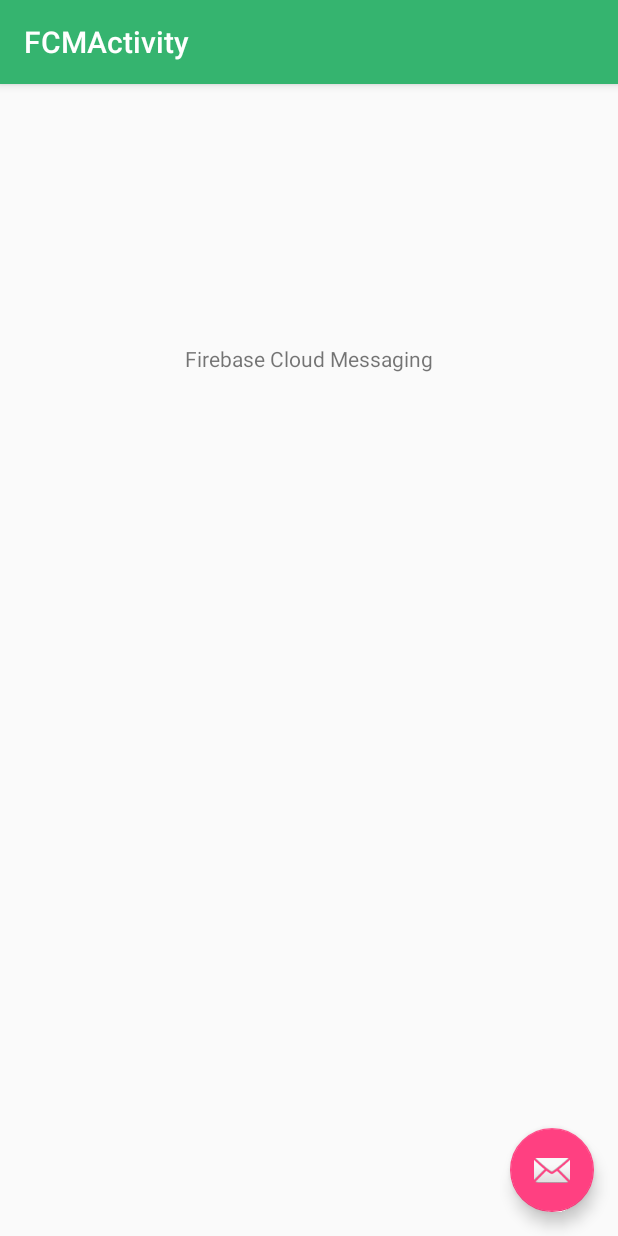
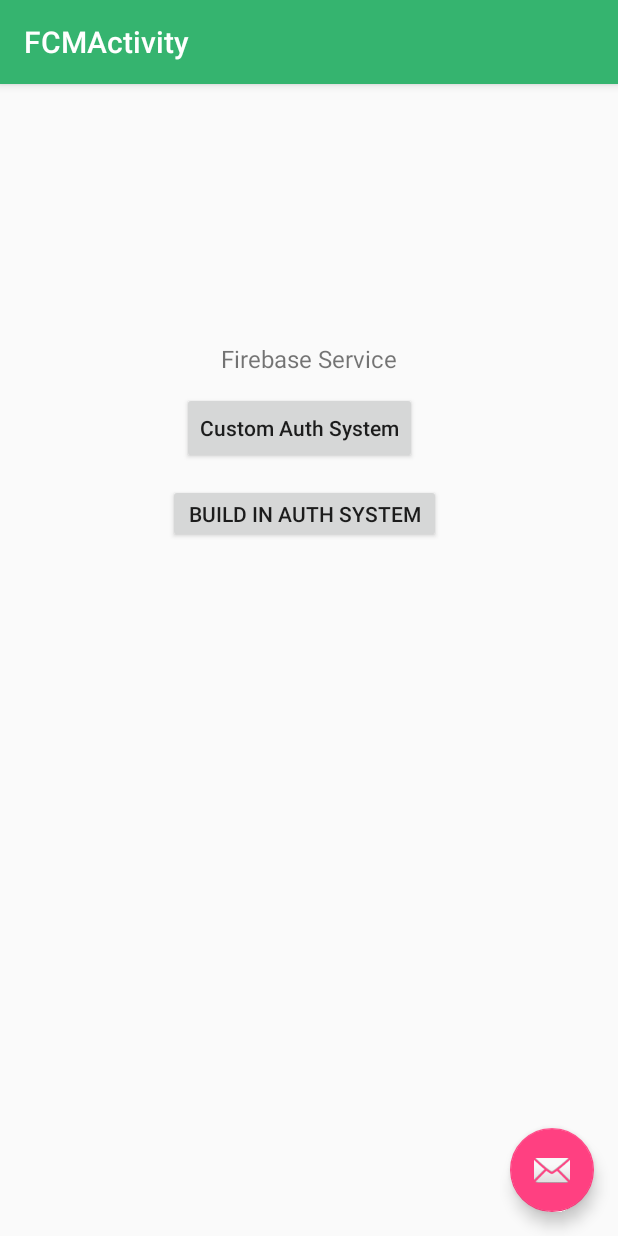
Before and after one commit to almasud/Android-Fundamentals, an Android app: the FirebaseActivity screen opened directly, with no data from a screen before it, on a phone screen of 412 x 824 dp. Run offline under Robolectric (Android 15) with nearby library versions, the phone set to English and light mode, and no system bars.

Commit message:
Add firebase Auth custom sign up and build in sign in.

```diff
--- a/app/build.gradle
+++ b/app/build.gradle
@@ -46,8 +46,10 @@
     implementation 'com.squareup.retrofit2:retrofit:2.5.0'
     implementation 'com.squareup.retrofit2:converter-gson:2.5.0'
     implementation 'com.squareup.picasso:picasso:2.71828'
-    implementation 'com.google.firebase:firebase-core:16.0.9'
-    implementation 'com.google.firebase:firebase-messaging:18.0.0'
+    implementation 'com.google.firebase:firebase-core:17.2.0'
+    implementation 'com.google.firebase:firebase-messaging:20.0.0'
+    implementation 'com.google.firebase:firebase-auth:19.0.0'
+    implementation 'com.firebaseui:firebase-ui-auth:4.3.1'
     testImplementation 'junit:junit:4.12'
     androidTestImplementation 'androidx.test:runner:1.1.0'
     androidTestImplementation 'androidx.test.espresso:espresso-core:3.1.0'
--- a/app/src/main/AndroidManifest.xml
+++ b/app/src/main/AndroidManifest.xml
@@ -18,7 +18,9 @@
         android:roundIcon="@mipmap/ic_launcher_round"
         android:supportsRtl="true"
         android:theme="@style/AppTheme">
-        <activity android:name=".map_location.MapDirectionActivity"></activity>
+        <activity android:name=".firebase_service.BuildInAuthActivity"></activity>
+        <activity android:name=".firebase_service.CustomAuthActivity" />
+        <activity android:name=".map_location.MapDirectionActivity" />
         <activity android:name=".map_location.LocationPermissionActivity" />
         <activity android:name=".map_location.ClusterCurrentNearByPlacesActivity" />
 
@@ -87,7 +89,7 @@
             android:label="@string/title_activity_list_view"
             android:theme="@style/AppTheme.NoActionBar" />
         <activity
-            android:name=".firebase_cloud_messaging.FCMActivity"
+            android:name=".firebase_service.FirebaseActivity"
             android:label="@string/title_activity_fcm"
             android:theme="@style/AppTheme.NoActionBar" />
         <activity
@@ -143,7 +145,7 @@
         <service
             android:name=".service.started_service.BackgroundAudioService"
             android:enabled="true" />
-        <service android:name=".firebase_cloud_messaging.MessageService">
+        <service android:name=".firebase_service.CloudMessaging">
             <intent-filter>
                 <action android:name="com.google.firebase.MESSAGING_EVENT" />
             </intent-filter>
--- a/app/src/main/java/com/example/almasud/fundamental/MainActivity.java
+++ b/app/src/main/java/com/example/almasud/fundamental/MainActivity.java
@@ -20,7 +20,7 @@
 import com.example.almasud.fundamental.camera_app.CameraAppActivity;
 import com.example.almasud.fundamental.content_provider.ContentProviderActivity;
 import com.example.almasud.fundamental.event_handling.EventHandlingActivity;
-import com.example.almasud.fundamental.firebase_cloud_messaging.FCMActivity;
+import com.example.almasud.fundamental.firebase_service.FirebaseActivity;
 import com.example.almasud.fundamental.checkbox_radio_button_spinner.CheckboxRadioButtonSpinnerActivity;
 import com.example.almasud.fundamental.fragment.FragmentActivity;
 import com.example.almasud.fundamental.list_and_recycler_view.ListAndRecyclerViewActivity;
@@ -179,7 +179,7 @@
 
     // Firebase Cloud Messaging (FCM) Activity
     public void activityFCM(View view) {
-        intent = new Intent(MainActivity.this, FCMActivity.class);
+        intent = new Intent(MainActivity.this, FirebaseActivity.class);
         startActivity(intent);
     }
 
--- a/app/src/main/java/com/example/almasud/fundamental/firebase_cloud_messaging/MessageService.java
+++ b/app/src/main/java/com/example/almasud/fundamental/firebase_service/CloudMessaging.java
@@ -1,4 +1,4 @@
-package com.example.almasud.fundamental.firebase_cloud_messaging;
+package com.example.almasud.fundamental.firebase_service;
 
 import android.app.Notification;
 import android.app.NotificationChannel;
@@ -16,7 +16,7 @@
 import java.util.Map;
 import java.util.Random;
 
-public class MessageService extends FirebaseMessagingService {
+public class CloudMessaging extends FirebaseMessagingService {
     @Override
     public void onMessageReceived(RemoteMessage remoteMessage) {
         super.onMessageReceived(remoteMessage);
--- a/app/src/main/java/com/example/almasud/fundamental/firebase_cloud_messaging/FCMActivity.java
+++ b/app/src/main/java/com/example/almasud/fundamental/firebase_service/FirebaseActivity.java
@@ -1,5 +1,6 @@
-package com.example.almasud.fundamental.firebase_cloud_messaging;
+package com.example.almasud.fundamental.firebase_service;
 
+import android.content.Intent;
 import android.os.Bundle;
 import com.google.android.material.floatingactionbutton.FloatingActionButton;
 import com.google.android.material.snackbar.Snackbar;
@@ -9,12 +10,12 @@
 
 import com.example.almasud.fundamental.R;
 
-public class FCMActivity extends AppCompatActivity {
+public class FirebaseActivity extends AppCompatActivity {
 
     @Override
     protected void onCreate(Bundle savedInstanceState) {
         super.onCreate(savedInstanceState);
-        setContentView(R.layout.activity_fcm);
+        setContentView(R.layout.activity_firebase);
         Toolbar toolbar = findViewById(R.id.toolbar);
         setSupportActionBar(toolbar);
 
@@ -28,4 +29,11 @@
         });
     }
 
+    public void activityCustomAuth(View view) {
+        startActivity(new Intent(this, CustomAuthActivity.class));
+    }
+
+    public void activityBuildInAuth(View view) {
+        startActivity(new Intent(this, BuildInAuthActivity.class));
+    }
 }
--- a/app/src/main/res/layout/activity_fcm.xml
+++ b/app/src/main/res/layout/activity_firebase.xml
@@ -4,7 +4,7 @@
     xmlns:tools="http://schemas.android.com/tools"
     android:layout_width="match_parent"
     android:layout_height="match_parent"
-    tools:context=".firebase_cloud_messaging.FCMActivity">
+    tools:context=".firebase_service.FirebaseActivity">
 
     <com.google.android.material.appbar.AppBarLayout
         android:layout_width="match_parent"
@@ -20,7 +20,7 @@
 
     </com.google.android.material.appbar.AppBarLayout>
 
-    <include layout="@layout/content_fcm" />
+    <include layout="@layout/content_firebase" />
 
     <com.google.android.material.floatingactionbutton.FloatingActionButton
         android:id="@+id/fab"
--- a/app/src/main/res/layout/content_fcm.xml
+++ /dev/null
@@ -1,26 +0,0 @@
-<?xml version="1.0" encoding="utf-8"?>
-<androidx.constraintlayout.widget.ConstraintLayout xmlns:android="http://schemas.android.com/apk/res/android"
-    xmlns:app="http://schemas.android.com/apk/res-auto"
-    xmlns:tools="http://schemas.android.com/tools"
-    android:layout_width="match_parent"
-    android:layout_height="match_parent"
-    app:layout_behavior="@string/appbar_scrolling_view_behavior"
-    tools:context=".firebase_cloud_messaging.FCMActivity"
-    tools:showIn="@layout/activity_fcm">
-
-    <TextView
-        android:id="@+id/fcmText"
-        android:layout_width="188dp"
-        android:layout_height="19dp"
-        android:layout_marginStart="111dp"
-        android:layout_marginTop="173dp"
-        android:layout_marginEnd="112dp"
-        android:text="@string/fcm_text"
-        android:textAlignment="center"
-        android:textSize="14sp"
-        app:layout_constraintEnd_toEndOf="parent"
-        app:layout_constraintHorizontal_bias="0.0"
-        app:layout_constraintStart_toStartOf="parent"
-        app:layout_constraintTop_toTopOf="parent" />
-
-</androidx.constraintlayout.widget.ConstraintLayout>
--- /dev/null
+++ b/app/src/main/res/layout/content_firebase.xml
@@ -0,0 +1,53 @@
+<?xml version="1.0" encoding="utf-8"?>
+<androidx.constraintlayout.widget.ConstraintLayout xmlns:android="http://schemas.android.com/apk/res/android"
+    xmlns:app="http://schemas.android.com/apk/res-auto"
+    xmlns:tools="http://schemas.android.com/tools"
+    android:layout_width="match_parent"
+    android:layout_height="match_parent"
+    app:layout_behavior="@string/appbar_scrolling_view_behavior"
+    tools:context=".firebase_service.FirebaseActivity"
+    tools:showIn="@layout/activity_firebase">
+
+    <TextView
+        android:id="@+id/textView_firebase"
+        android:layout_width="188dp"
+        android:layout_height="19dp"
+        android:layout_marginStart="111dp"
+        android:layout_marginTop="172dp"
+        android:layout_marginEnd="112dp"
+        android:text="Firebase Service"
+        android:textAlignment="center"
+        android:textSize="16sp"
+        app:layout_constraintEnd_toEndOf="parent"
+        app:layout_constraintHorizontal_bias="0.0"
+        app:layout_constraintStart_toStartOf="parent"
+        app:layout_constraintTop_toTopOf="parent" />
+
+    <Button
+        android:id="@+id/button_custom_auth"
+        android:layout_width="wrap_content"
+        android:layout_height="wrap_content"
+        android:layout_marginStart="99dp"
+        android:layout_marginTop="14dp"
+        android:layout_marginEnd="112dp"
+        android:text="Custom Auth System"
+        android:textAllCaps="false"
+        app:layout_constraintEnd_toEndOf="parent"
+        app:layout_constraintStart_toStartOf="parent"
+        app:layout_constraintTop_toBottomOf="@+id/textView_firebase"
+        android:onClick="activityCustomAuth"/>
+
+    <Button
+        android:id="@+id/button_buildin_auth"
+        android:layout_width="182dp"
+        android:layout_height="39dp"
+        android:layout_marginStart="111dp"
+        android:layout_marginTop="13dp"
+        android:layout_marginEnd="118dp"
+        android:text="Build in Auth System"
+        app:layout_constraintEnd_toEndOf="parent"
+        app:layout_constraintStart_toStartOf="parent"
+        app:layout_constraintTop_toBottomOf="@+id/button_custom_auth"
+        android:onClick="activityBuildInAuth"/>
+
+</androidx.constraintlayout.widget.ConstraintLayout>
--- a/app/src/main/res/values/strings.xml
+++ b/app/src/main/res/values/strings.xml
@@ -66,7 +66,6 @@
     <string name="bound_service">Bound Service</string>
     <string name="firebase_cloud_messaging">Firebase Cloud Messaging</string>
     <string name="title_activity_fcm">FCMActivity</string>
-    <string name="fcm_text">Firebase Cloud Messaging</string>
     <string name="fcm_instance_id">FCM Instance ID</string>
     <string name="title_activity_list_view">ListViewActivity</string>
     <string name="employee_image">Employee Image</string>
--- a/build.gradle
+++ b/build.gradle
@@ -8,7 +8,7 @@
     }
     dependencies {
         classpath 'com.android.tools.build:gradle:3.5.0'
-        classpath 'com.google.gms:google-services:4.2.0'
+        classpath 'com.google.gms:google-services:4.3.2'
 
         // NOTE: Do not place your application dependencies here; they belong
         // in the individual module build.gradle files
```
Also changed, not shown: app/src/main/java/com/example/almasud/fundamental/firebase_service/BuildInAuthActivity.java (added, +119 -0 lines), app/src/main/java/com/example/almasud/fundamental/firebase_service/CustomAuthActivity.java (added, +61 -0 lines), app/src/main/res/layout/activity_build_in_auth.xml (added, +83 -0 lines), app/src/main/res/layout/activity_custom_auth.xml (added, +71 -0 lines), 1 other file.
